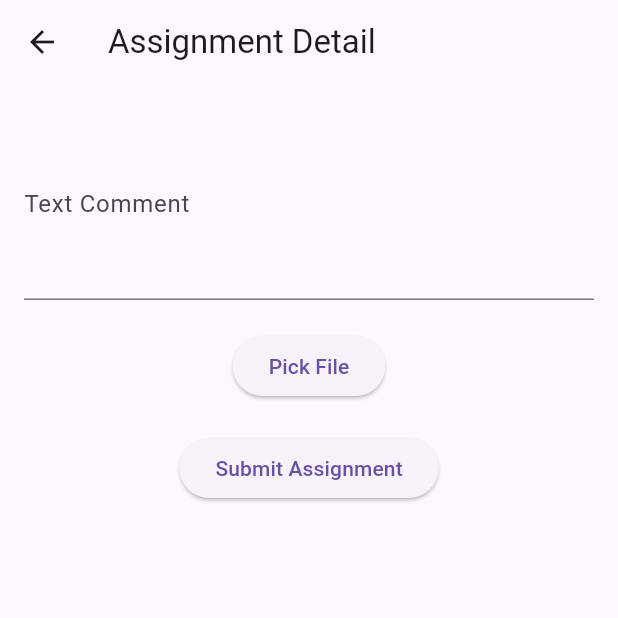
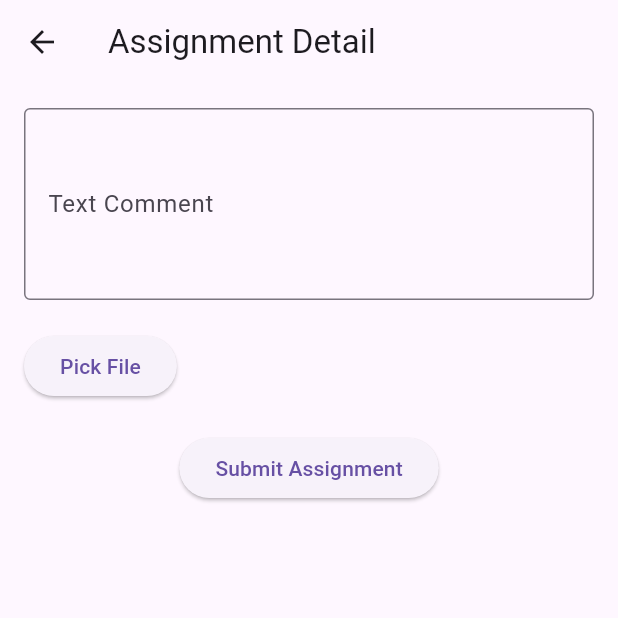
Before and after one commit to FurqanBhat/Canvas-Connect, a Flutter app: the AssignmentDetail screen opened directly with empty values, on a phone screen of 412 x 824 dp, the top half of it. Run offline on Flutter 3.47's test engine with Material 3 defaults, Android fonts, the phone set to English and light mode, and no system bars; our stand-ins replace file_picker, flutter_html, flutter_local_notifications, flutter_spinkit, open_file, permission_handler and 1 more; missing offline and left inert: flutter_background_service, mysql_client, pdf_viewer_plugin; accounts and stored records are empty.

Commit message:
made UI changes in assignment submission

```diff
--- a/lib/screen/assignment_details.dart
+++ b/lib/screen/assignment_details.dart
@@ -1,10 +1,11 @@
+import 'package:canvas_connect/shared/loading.dart';
 import 'package:flutter/material.dart';
 import 'package:file_picker/file_picker.dart';
 import 'package:http/http.dart' as http;
-import 'package:http/http.dart';
 import 'dart:convert';
 
 import '../models/LoginModel.dart';
+
 class AssignmentDetail extends StatefulWidget {
   final int courseId;
   final int assignmentId;
@@ -18,6 +19,7 @@ class AssignmentDetail extends StatefulWidget {
 class _AssignmentDetailState extends State<AssignmentDetail> {
   final TextEditingController _textController = TextEditingController();
   PlatformFile? _pickedFile;
+  bool isLoading=false;
 
   Future<void> _pickFile() async {
     FilePickerResult? result = await FilePicker.platform.pickFiles();
@@ -31,26 +33,47 @@ class _AssignmentDetailState extends State<AssignmentDetail> {
 
   Future<void> _submitAssignment() async {
     final textComment = _textController.text;
+    setState(() {
+      isLoading=true;
+    });
 
     if (_pickedFile != null) {
       // Implement file upload logic
       final fileUrl = await _uploadFile();
-      final url = 'https://canvas.agu.edu.tr/api/v1/courses/${widget.courseId}/assignments/${widget.assignmentId}/submissions?submission[submission_type]=online_upload&submission[file_ids][]=$fileUrl&access_token=${LoginModel.token}';
+      final url =
+          'https://canvas.agu.edu.tr/api/v1/courses/${widget.courseId}/assignments/${widget.assignmentId}/submissions?submission[submission_type]=online_upload&submission[file_ids][]=$fileUrl&access_token=${LoginModel.token}';
       print(url);
       final response = await http.post(Uri.parse(url));
       print(response.statusCode);
-      if (response.statusCode == 200) {
+      if (response.statusCode <300 && response.statusCode>=200) {
         print("successful " + response.body.toString());
+        // Show Snackbar on success
+        ScaffoldMessenger.of(context).showSnackBar(
+          SnackBar(content: Text('Assignment submitted successfully!')),
+        );
+        // Clear text fields and file picker
+        setState(() {
+          _textController.clear();
+          isLoading=false;
+          _pickedFile = null;
+        });
       } else {
         print("picked but not submitted");
+        ScaffoldMessenger.of(context).showSnackBar(
+          SnackBar(content: Text('Failed to submit the assignment')),
+        );
       }
     } else {
       print("picked file null");
+      ScaffoldMessenger.of(context).showSnackBar(
+        SnackBar(content: Text('No file picked')),
+      );
     }
   }
 
   Future<int> _uploadFile() async {
-    final createUploadUrl = 'https://canvas.agu.edu.tr/api/v1/courses/${widget.courseId}/assignments/${widget.assignmentId}/submissions/self/files?name=${_pickedFile?.path?.split('/').last}&access_token=${LoginModel.token}';
+    final createUploadUrl =
+        'https://canvas.agu.edu.tr/api/v1/courses/${widget.courseId}/assignments/${widget.assignmentId}/submissions/self/files?name=${_pickedFile?.path?.split('/').last}&access_token=${LoginModel.token}';
 
     try {
       final response = await http.post(Uri.parse(createUploadUrl));
@@ -59,16 +82,15 @@ class _AssignmentDetailState extends State<AssignmentDetail> {
         final responseData = jsonDecode(response.body);
         final String uploadUrl = responseData['upload_url'];
         final uploadParams = responseData['upload_params'];
-        final request = MultipartRequest('POST', Uri.parse(uploadUrl))
+        final request = http.MultipartRequest('POST', Uri.parse(uploadUrl))
           ..fields['key'] = uploadParams['key']
           ..fields['acl'] = uploadParams['acl']
           ..fields['Filename'] = uploadParams['Filename']
           ..fields['Policy'] = uploadParams['Policy']
           ..fields['Signature'] = uploadParams['Signature']
-          ..files.add(await MultipartFile.fromPath(
+          ..files.add(await http.MultipartFile.fromPath(
             'file',
             _pickedFile!.path!,
-            //contentType: MediaType.parse(lookupMimeType(pickedFile!.path) ?? 'application/octet-stream'),
           ));
 
         final response2 = await request.send();
@@ -77,7 +99,7 @@ class _AssignmentDetailState extends State<AssignmentDetail> {
           // File successfully uploaded
           return uploadParams['key']; // Return the file path or ID
         } else {
-          if(response2.statusCode<400 && response2.statusCode >=300){
+          if (response2.statusCode < 400 && response2.statusCode >= 300) {
             print('in 302');
             final location = response2.headers['location'];
             if (location != null) {
@@ -90,13 +112,13 @@ class _AssignmentDetailState extends State<AssignmentDetail> {
               print('Final response status code: ' + finalResponse.statusCode.toString());
               if (finalResponse.statusCode == 200) {
                 final responseJson = jsonDecode(finalResponse.body);
-                print("succes uploading full method returning url");
+                print("success uploading full method returning url");
                 return responseJson["id"]; // Return the file URL or other relevant data
               } else {
                 throw Exception('Failed to complete upload with 3XX response');
               }
             }
-          }else{
+          } else {
             throw Exception('File upload failed');
           }
         }
@@ -109,21 +131,23 @@ class _AssignmentDetailState extends State<AssignmentDetail> {
     return 0;
   }
 
-
-
   @override
   Widget build(BuildContext context) {
-    return Scaffold(
+    return isLoading ? Loading() : Scaffold(
       appBar: AppBar(
         title: Text('Assignment Detail'),
       ),
       body: Padding(
         padding: EdgeInsets.all(16.0),
         child: Column(
+          crossAxisAlignment: CrossAxisAlignment.start,
           children: [
             TextField(
               controller: _textController,
-              decoration: InputDecoration(labelText: 'Text Comment'),
+              decoration: InputDecoration(
+                labelText: 'Text Comment',
+                border: OutlineInputBorder(),
+              ),
               maxLines: 4,
             ),
             SizedBox(height: 20),
@@ -131,11 +155,21 @@ class _AssignmentDetailState extends State<AssignmentDetail> {
               onPressed: _pickFile,
               child: Text('Pick File'),
             ),
-            _pickedFile != null ? Text(_pickedFile!.name) : Container(),
+            _pickedFile != null
+                ? Padding(
+              padding: const EdgeInsets.symmetric(vertical: 10.0),
+              child: Text(
+                'Picked File: ${_pickedFile!.name}',
+                style: TextStyle(fontSize: 16, fontWeight: FontWeight.w500),
+              ),
+            )
+                : Container(),
             SizedBox(height: 20),
-            ElevatedButton(
-              onPressed: _submitAssignment,
-              child: Text('Submit Assignment'),
+            Center(
+              child: ElevatedButton(
+                onPressed: _submitAssignment,
+                child: Text('Submit Assignment'),
+              ),
             ),
           ],
         ),
```
